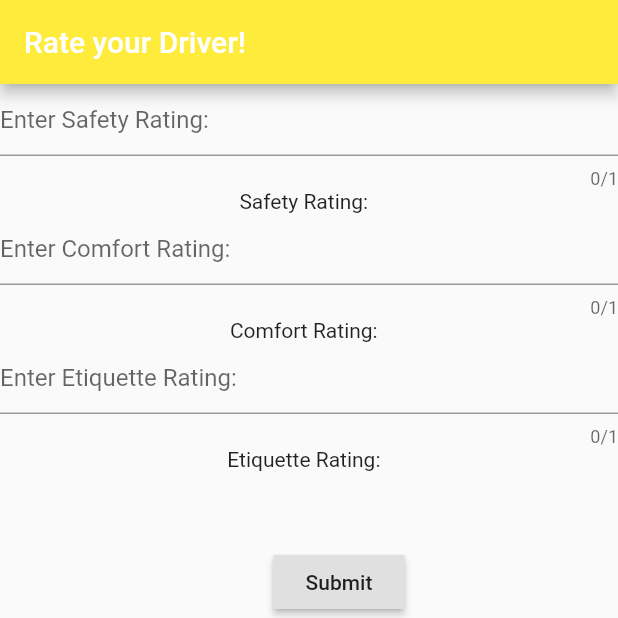
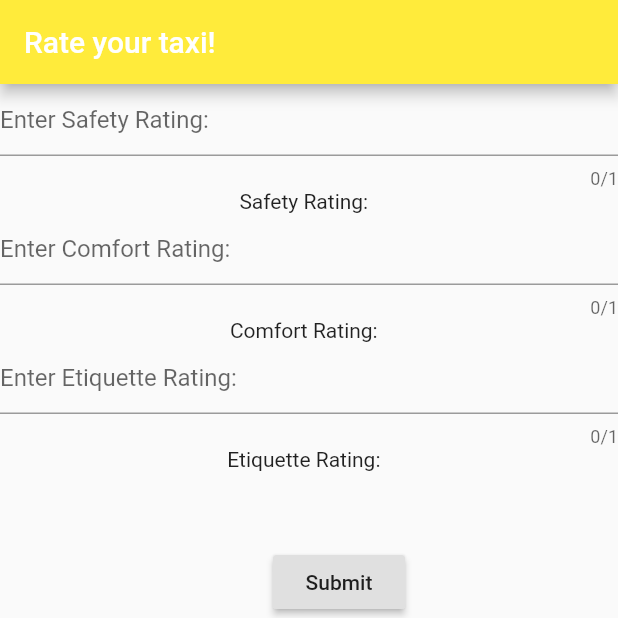
Before and after one commit to cos301-2019-se/Taxi-Boss, a Flutter app: the screen it shows after launch, on a phone screen of 412 x 824 dp, the top half of it. Run offline on Flutter 3.47's test engine with Material 2 defaults, Android fonts, the phone set to English and light mode, and no system bars; our stand-ins replace cloud_firestore; accounts and stored records are empty.

Commit message:
Update main.dart

```diff
--- a/Rating/give_rating/lib/main.dart
+++ b/Rating/give_rating/lib/main.dart
@@ -51,7 +51,7 @@ class MyTextInputState extends State<MyTextInput>
 
   return new Scaffold(
 
-    appBar: new AppBar(title: new Text("Rate your Driver!"), backgroundColor: Colors.yellow),
+    appBar: new AppBar(title: new Text("Rate your taxi!"), backgroundColor: Colors.yellow),
 
     body: new SafeArea(
           top: false,
```
